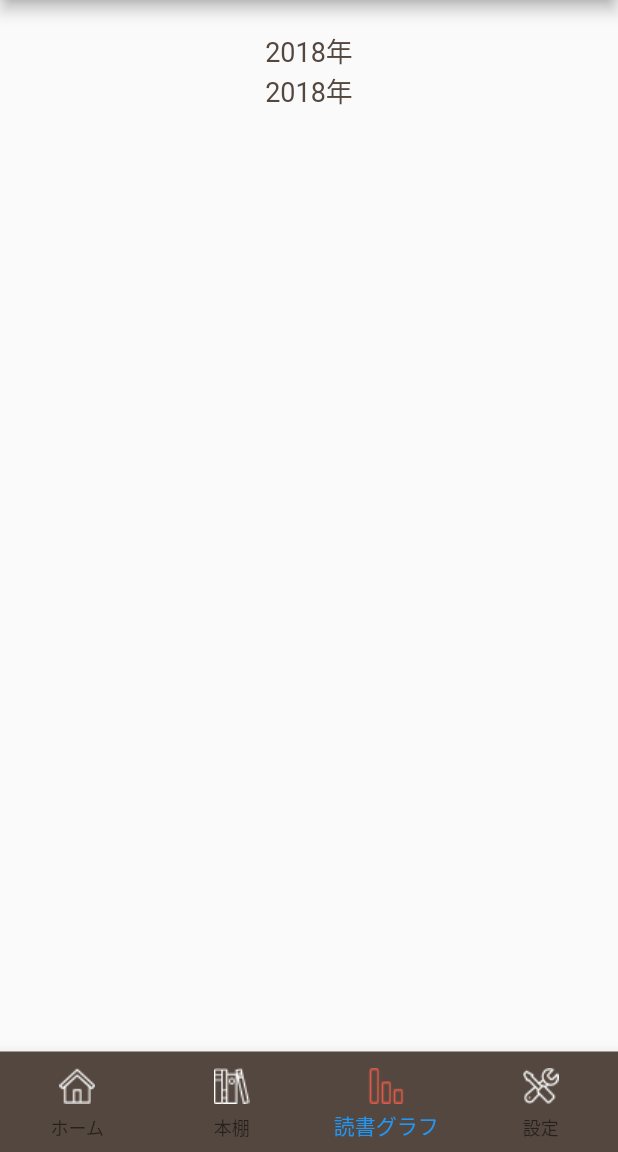
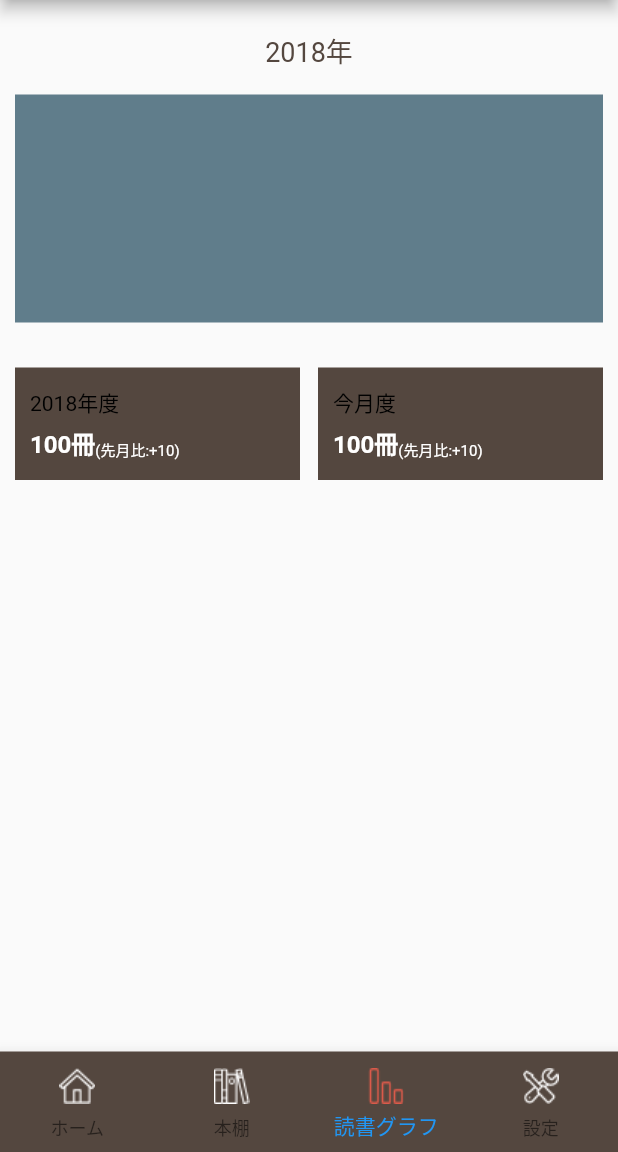
Before and after one commit to t-kashima/flutter-sample, a Flutter app: the screen it shows after launch, swiped to page 3, on a phone screen of 412 x 824 dp, the part 84-1236 px from its top. Run offline on Flutter 3.47's test engine with Material 2 defaults, Android fonts, the phone set to English and light mode, and no system bars; missing offline and left inert: flutter_webview_plugin; network calls fail.

Commit message:
add graph layouts and formatted code

```diff
--- a/lib/graph.dart
+++ b/lib/graph.dart
@@ -14,46 +14,138 @@ class GraphPage extends StatefulWidget {
 }
 
 class _GraphPageState extends State<GraphPage> {
-
   @override
   Widget build(BuildContext context) {
     return new Scaffold(
         body: new Container(
-        margin: const EdgeInsets.only(top: 20),
+            margin: const EdgeInsets.only(top: 20, left: 10, right: 10),
             alignment: Alignment.topCenter,
-        child: new Column(children: [new Row(
-          mainAxisAlignment: MainAxisAlignment.center,
-          children: [
+            child: new Column(children: [
+              new Row(mainAxisAlignment: MainAxisAlignment.center, children: [
                 new Container(
                     margin: const EdgeInsets.only(right: 20),
-              child: Image.asset("assets/ic_drop_down_12.png")
-            ),
-            new Text(
-              '2018年',
+                    child: Image.asset("assets/ic_drop_down_12.png")),
+                new Text('2018年',
                     textAlign: TextAlign.center,
                     style: new TextStyle(
                       color: themeData.primaryColor,
-                fontSize: 18.0
-              )
-            ),
+                      fontSize: 18.0,
+                    )),
                 new Container(
                     margin: const EdgeInsets.only(left: 20),
-              child: new Image.asset("assets/ic_drop_down_12.png")
+                    child: new Image.asset("assets/ic_drop_down_12.png"))
+              ]),
+              new Flexible(
+                child: new Container(
+                  height: 152,
+                  decoration: new BoxDecoration(
+                    color: Colors.blueGrey,
+                  ),
+                  margin: const EdgeInsets.only(top: 16, bottom: 30),
+                ),
+              ),
+              new Row(
+                  mainAxisAlignment: MainAxisAlignment.spaceBetween,
+                  children: [
+                    new Flexible(
+                      child: new Container(
+                        margin: const EdgeInsets.only(right: 6),
+                        decoration: new BoxDecoration(
+                          color: themeData.primaryColor,
+                        ),
+                        padding: const EdgeInsets.only(
+                          left: 10,
+                          top: 13,
+                          right: 10,
+                          bottom: 13,
+                        ),
+                        child: new Column(
+                          crossAxisAlignment: CrossAxisAlignment.start,
+                          children: [
+                            new Container(
+                              margin: const EdgeInsets.only(bottom: 4),
+                              child: new Text(
+                                "2018年度",
+                                style: new TextStyle(
+                                  color: Colors.black,
+                                  fontSize: 14.0,
+                                ),
+                              ),
+                            ),
+                            new Row(
+                              crossAxisAlignment: CrossAxisAlignment.end,
+                              children: [
+                                new Text(
+                                  "100冊",
+                                  style: new TextStyle(
+                                    color: Colors.white,
+                                    fontSize: 16.0,
+                                    fontWeight: FontWeight.bold,
+                                  ),
+                                ),
+                                new Text(
+                                  "(先月比:+10)",
+                                  style: new TextStyle(
+                                    color: Colors.white,
+                                    fontSize: 10.0,
+                                  ),
+                                ),
+                              ],
+                            ),
+                          ],
+                        ),
+                      ),
+                    ),
+                    new Flexible(
+                      child: new Container(
+                        decoration: new BoxDecoration(
+                          color: themeData.primaryColor,
+                        ),
+                        margin: const EdgeInsets.only(left: 6),
+                        padding: const EdgeInsets.only(
+                          left: 10,
+                          top: 13,
+                          right: 10,
+                          bottom: 13,
+                        ),
+                        child: new Column(
+                          crossAxisAlignment: CrossAxisAlignment.start,
+                          children: [
+                            new Container(
+                              margin: const EdgeInsets.only(bottom: 4),
+                              child: new Text(
+                                "今月度",
+                                style: new TextStyle(
+                                  color: Colors.black,
+                                  fontSize: 14.0,
+                                ),
+                              ),
+                            ),
+                            new Row(
+                              crossAxisAlignment: CrossAxisAlignment.end,
+                              children: [
+                                new Text(
+                                  "100冊",
+                                  style: new TextStyle(
+                                    color: Colors.white,
+                                    fontSize: 16.0,
+                                    fontWeight: FontWeight.bold,
+                                  ),
+                                ),
+                                new Text(
+                                  "(先月比:+10)",
+                                  style: new TextStyle(
+                                    color: Colors.white,
+                                    fontSize: 10.0,
+                                  ),
+                                ),
+                              ],
                             )
-            ]
+                          ],
                         ),
-          new Container(
-            child: new Text(
-              '2018年',
-              textAlign: TextAlign.center,
-              style: new TextStyle(
-                color: themeData.primaryColor,
-                fontSize: 18.0
-              )
-            )
-          )]
-        )
-      )
-    );
+                      ),
+                    ),
+                  ]),
+            ])));
   }
 }
```
Also changed, not shown: lib/home.dart (+13 -15 lines), lib/main.dart (+36 -34 lines). Lines whose indentation alone changed are shown as unchanged.
